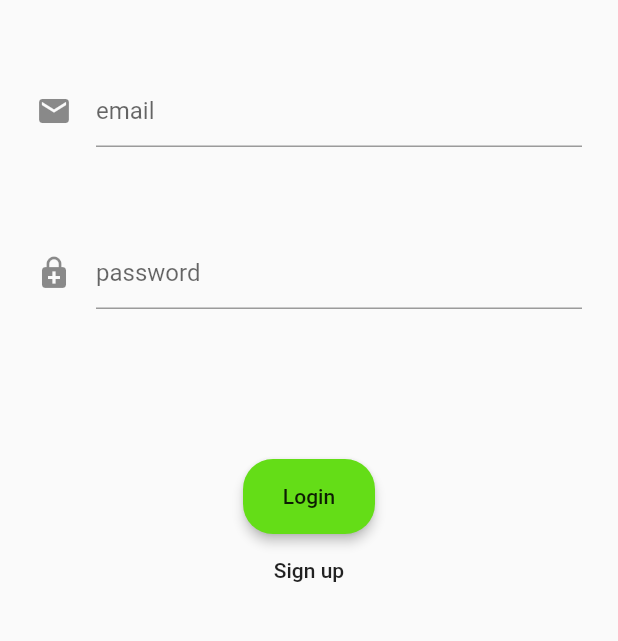
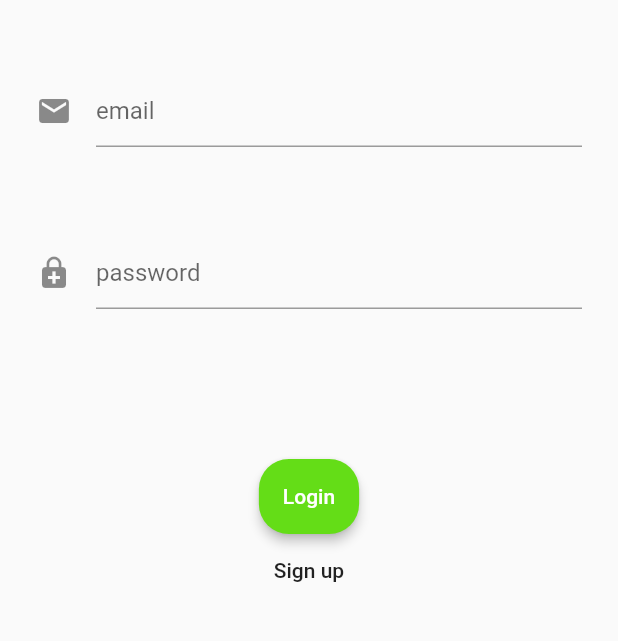
Before and after one commit to Onyx-for-test/monster, a Flutter app: the screen it shows after launch, on a phone screen of 412 x 824 dp, the part 345-986 px from its top. Run offline on Flutter 3.47's test engine with Material 2 defaults, Android fonts, the light colour scheme and no system bars; our stand-ins replace charts_flutter, cloud_firestore, csv, firebase_auth, firebase_core, firebase_database and 7 more; missing offline and left inert: desktop_window, excel, syncfusion_flutter_core, syncfusion_localizations; accounts and stored records are empty.

Commit message:
first commit

```diff
--- a/lib/screens/login_screen.dart
+++ b/lib/screens/login_screen.dart
@@ -96,13 +96,13 @@ class _LoginScreenState extends State<LoginScreen> {
         padding: const EdgeInsets.only(top: 100),
         child: SizedBox(
             height: 50,
-            child: RaisedButton(
+            child: ElevatedButton(
+              style: ElevatedButton.styleFrom(
+                  primary: Theme.of(context).colorScheme.secondary,
               shape: RoundedRectangleBorder(
                   borderRadius: BorderRadius.circular(20)),
-              color: Theme
-                  .of(context)
-                  .colorScheme.secondary,
-              elevation: 3,
+                elevation: 3,
+              ),
               child: Text(buttonText),
               onPressed: submit,
             )
```
